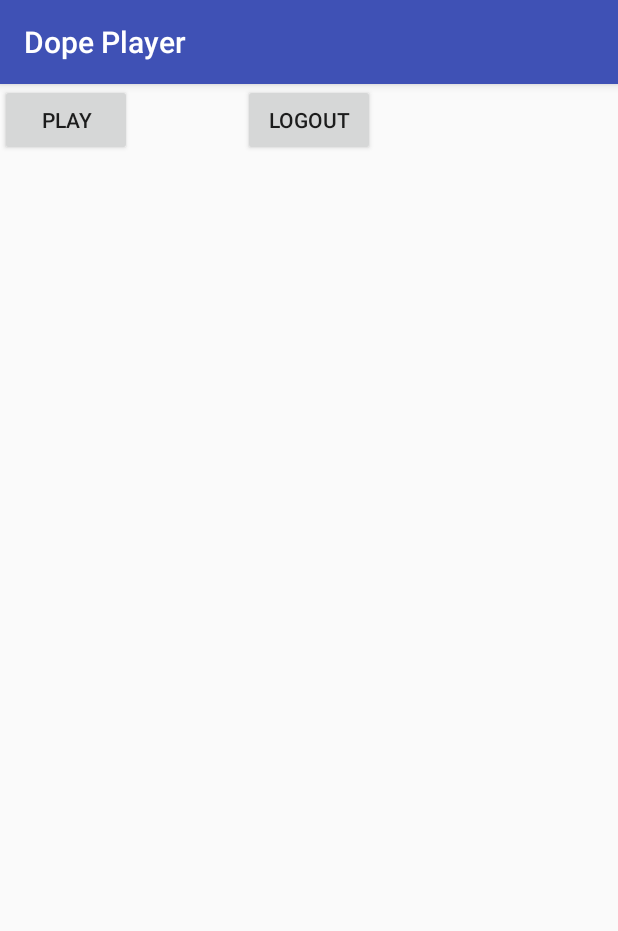
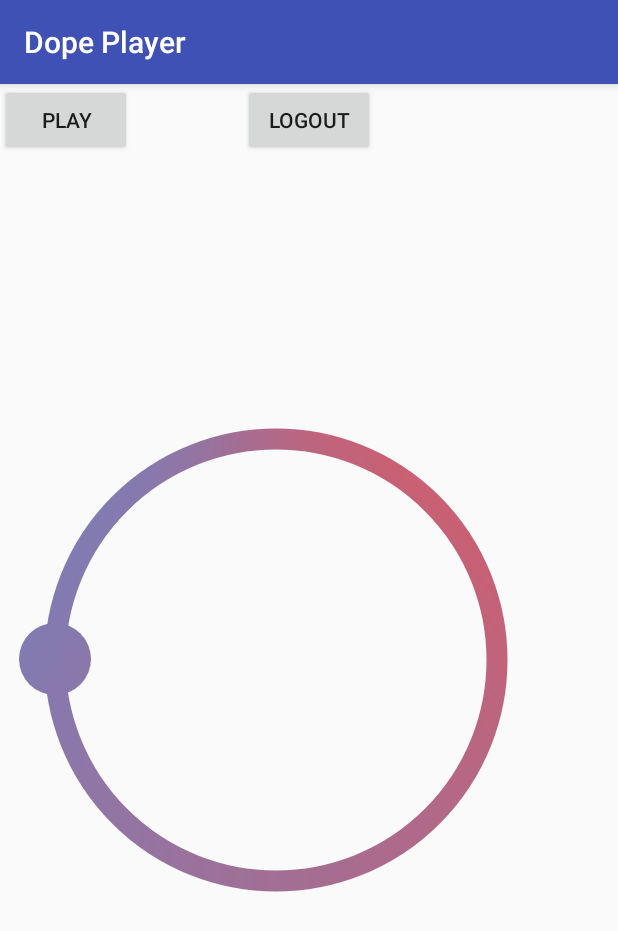
Before and after one commit to jsoftwareengineering/Dope-Player, an Android app: the SpotifyConnect screen opened directly, with no data from a screen before it, on a phone screen of 412 x 824 dp. Shown: the top 931 px of the screen. Run offline under Robolectric (Android 15) with nearby library versions, the phone set to English and light mode, and no system bars; libraries missing offline, so code that uses them is left out: com.spotify.sdk; 4 statements that could not run were skipped.

Commit message:
set up record slider code from angrybytes circularslider

```diff
--- /dev/null
+++ b/app/src/main/java/com/example/jamesb/dopeplayer/RecordSlider.java
@@ -0,0 +1,307 @@
+package com.example.jamesb.dopeplayer;
+/**
+ * Created by jamesb on 5/5/17.
+ */
+
+import android.content.Context;
+import android.content.res.TypedArray;
+import android.graphics.Canvas;
+import android.graphics.Color;
+import android.graphics.Paint;
+import android.graphics.SweepGradient;
+import android.graphics.drawable.Drawable;
+import android.os.Build;
+import android.util.AttributeSet;
+import android.view.MotionEvent;
+import android.view.View;
+
+import java.util.Arrays;
+
+public class RecordSlider extends View {
+
+    /**
+     * Listener interface used to detect when slider moves around.
+     */
+    @SuppressWarnings("WeakerAccess")
+    public interface OnSliderMovedListener {
+
+        /**
+         * This method is invoked when slider moves, providing position of the slider thumb.
+         *
+         * @param pos Value between 0 and 1 representing the current angle.<br>
+         *            {@code pos = (Angle - StartingAngle) / (2 * Pi)}
+         */
+        void onSliderMoved(double pos);
+    }
+
+    private int mThumbX;
+    private int mThumbY;
+
+    private int mCircleCenterX;
+    private int mCircleCenterY;
+    private int mCircleRadius;
+
+    private Drawable mThumbImage;
+    private int mPadding;
+    private int mThumbSize;
+    private int mThumbColor;
+    private int mBorderColor;
+    private int[] mBorderGradientColors;
+    private int mBorderThickness;
+    private double mStartAngle;
+    private double mAngle = mStartAngle;
+    private boolean mIsThumbSelected = false;
+
+    private Paint mPaint = new Paint();
+    private SweepGradient mGradientShader;
+    private OnSliderMovedListener mListener;
+
+    public RecordSlider(Context context) {
+        this(context, null);
+    }
+
+    public RecordSlider(Context context, AttributeSet attrs) {
+        this(context, attrs, 0);
+    }
+
+    public RecordSlider(Context context, AttributeSet attrs, int defStyleAttr) {
+        super(context, attrs, defStyleAttr);
+        init(context, attrs, defStyleAttr);
+    }
+
+
+    public RecordSlider(Context context, AttributeSet attrs, int defStyleAttr, int defStyleRes) {
+        super(context, attrs, defStyleAttr, defStyleRes);
+        init(context, attrs, defStyleAttr);
+    }
+
+    // common initializer method
+    private void init(Context context, AttributeSet attrs, int defStyleAttr) {
+        TypedArray a = context.obtainStyledAttributes(attrs, R.styleable.RecordSlider, defStyleAttr, 0);
+
+        // read all available attributes
+        float startAngle = a.getFloat(R.styleable.RecordSlider_start_angle, (float) Math.PI / 2);
+        float angle = a.getFloat(R.styleable.RecordSlider_angle, (float) Math.PI / 2);
+        int thumbSize = a.getDimensionPixelSize(R.styleable.RecordSlider_thumb_size, 50);
+        int thumbColor = a.getColor(R.styleable.RecordSlider_thumb_color, Color.GRAY);
+        int borderThickness = a.getDimensionPixelSize(R.styleable.RecordSlider_border_thickness, 20);
+        int borderColor = a.getColor(R.styleable.RecordSlider_border_color, Color.RED);
+        String borderGradientColors = a.getString(R.styleable.RecordSlider_border_gradient_colors);
+        Drawable thumbImage = a.getDrawable(R.styleable.RecordSlider_thumb_image);
+
+        // save those to fields (really, do we need setters here..?)
+        setStartAngle(startAngle);
+        setAngle(angle);
+        setBorderThickness(borderThickness);
+        setBorderColor(borderColor);
+        if (borderGradientColors != null) {
+            setBorderGradientColors(borderGradientColors.split(";"));
+        }
+        setThumbSize(thumbSize);
+        setThumbImage(thumbImage);
+        setThumbColor(thumbColor);
+
+        // assign padding - check for version because of RTL layout compatibility
+        int padding;
+        if (Build.VERSION.SDK_INT >= Build.VERSION_CODES.JELLY_BEAN_MR1) {
+            int all = getPaddingLeft() + getPaddingRight() + getPaddingBottom() + getPaddingTop() + getPaddingEnd() + getPaddingStart();
+            padding = all / 6;
+        } else {
+            padding = (getPaddingLeft() + getPaddingRight() + getPaddingBottom() + getPaddingTop()) / 4;
+        }
+        setPadding(padding);
+
+        a.recycle();
+    }
+
+    /* ***** Setters ***** */
+    public void setStartAngle(double startAngle) {
+        mStartAngle = startAngle;
+    }
+
+    public void setAngle(double angle) {
+        mAngle = angle;
+    }
+
+    public void setThumbSize(int thumbSize) {
+        mThumbSize = thumbSize;
+    }
+
+    public void setBorderThickness(int circleBorderThickness) {
+        mBorderThickness = circleBorderThickness;
+    }
+
+    public void setBorderColor(int color) {
+        mBorderColor = color;
+    }
+
+    public void setBorderGradientColors(String[] colors) {
+        mBorderGradientColors = new int[colors.length];
+        for (int i = 0; i < colors.length; i++) {
+            mBorderGradientColors[i] = Color.parseColor(colors[i]);
+        }
+    }
+
+    @SuppressWarnings("unused")
+    public void setBorderGradientColors(int[] colors) {
+        if (colors == null) {
+            mBorderGradientColors = null;
+            mGradientShader = null;
+        } else {
+            mBorderGradientColors = Arrays.copyOf(colors, colors.length);
+            mGradientShader = new SweepGradient(mCircleRadius, mCircleRadius, mBorderGradientColors, null);
+        }
+    }
+
+    public void setThumbImage(Drawable drawable) {
+        mThumbImage = drawable;
+    }
+
+    public void setThumbColor(int color) {
+        mThumbColor = color;
+    }
+
+    public void setPadding(int padding) {
+        mPadding = padding;
+    }
+
+    @Override
+    protected void onSizeChanged(int w, int h, int oldW, int oldH) {
+        // use smaller dimension for calculations (depends on parent size)
+        int smallerDim = w > h ? h : w;
+
+        // find circle's rectangle points
+        int largestCenteredSquareLeft = (w - smallerDim) / 2;
+        int largestCenteredSquareTop = (h - smallerDim) / 2;
+        int largestCenteredSquareRight = largestCenteredSquareLeft + smallerDim;
+        int largestCenteredSquareBottom = largestCenteredSquareTop + smallerDim;
+
+        // save circle coordinates and radius in fields
+        mCircleCenterX = largestCenteredSquareRight / 2 + (w - largestCenteredSquareRight) / 2;
+        mCircleCenterY = largestCenteredSquareBottom / 2 + (h - largestCenteredSquareBottom) / 2;
+        mCircleRadius = smallerDim / 2 - mBorderThickness / 2 - mPadding;
+
+        if (mBorderGradientColors != null) {
+            mGradientShader = new SweepGradient(mCircleRadius, mCircleRadius, mBorderGradientColors, null);
+        }
+
+        // works well for now, should we call something else here?
+        super.onSizeChanged(w, h, oldW, oldH);
+    }
+
+    @Override
+    protected void onDraw(Canvas canvas) {
+        super.onDraw(canvas);
+
+        // outer circle (ring)
+        mPaint.setColor(mBorderColor);
+        mPaint.setStyle(Paint.Style.STROKE);
+        mPaint.setStrokeWidth(mBorderThickness);
+        mPaint.setAntiAlias(true);
+        if (mGradientShader != null) {
+            mPaint.setShader(mGradientShader);
+        }
+        canvas.drawCircle(mCircleCenterX, mCircleCenterY, mCircleRadius, mPaint);
+
+        // find thumb position
+        mThumbX = (int) (mCircleCenterX + mCircleRadius * Math.cos(mAngle));
+        mThumbY = (int) (mCircleCenterY - mCircleRadius * Math.sin(mAngle));
+
+        if (mThumbImage != null) {
+            // draw png
+            mThumbImage.setBounds(mThumbX - mThumbSize / 2, mThumbY - mThumbSize / 2, mThumbX + mThumbSize / 2, mThumbY + mThumbSize / 2);
+            mThumbImage.draw(canvas);
+        } else {
+            // draw colored circle
+            mPaint.setColor(mThumbColor);
+            mPaint.setStyle(Paint.Style.FILL);
+            canvas.drawCircle(mThumbX, mThumbY, mThumbSize, mPaint);
+        }
+    }
+
+    /**
+     * Invoked when slider starts moving or is currently moving. This method calculates and sets position and angle of the thumb.
+     *
+     * @param touchX Where is the touch identifier now on X axis
+     * @param touchY Where is the touch identifier now on Y axis
+     */
+    private void updateSliderState(int touchX, int touchY) {
+        int distanceX = touchX - mCircleCenterX;
+        int distanceY = mCircleCenterY - touchY;
+        //noinspection SuspiciousNameCombination
+        double c = Math.sqrt(Math.pow(distanceX, 2) + Math.pow(distanceY, 2));
+        mAngle = Math.acos(distanceX / c);
+        if (distanceY < 0) {
+            mAngle = -mAngle;
+        }
+
+        if (mListener != null) {
+            // notify slider moved listener of the new position which should be in [0..1] range
+            mListener.onSliderMoved((mAngle - mStartAngle) / (2 * Math.PI));
+        }
+    }
+
+    /**
+     * Position setter. This method should be used to manually position the slider thumb.<br>
+     * Note that counterclockwise {@link #mStartAngle} is used to determine the initial thumb position.
+     *
+     * @param pos Value between 0 and 1 used to calculate the angle. {@code Angle = StartingAngle + pos * 2 * Pi}<br>
+     *            Note that angle will not be updated if the position parameter is not in the valid range [0..1]
+     */
+    @SuppressWarnings("unused")
+    public void setPosition(double pos) {
+        if (pos >= 0 && pos <= 1) {
+            mAngle = mStartAngle + pos * 2 * Math.PI;
+        }
+    }
+
+    /**
+     * Saves a new slider moved listener. Set {@link RecordSlider.OnSliderMovedListener} to {@code null} to remove it.
+     *
+     * @param listener Instance of the slider moved listener, or null when removing it
+     */
+    @SuppressWarnings("unused")
+    public void setOnSliderMovedListener(OnSliderMovedListener listener) {
+        mListener = listener;
+    }
+
+    @Override
+    @SuppressWarnings("NullableProblems")
+    public boolean onTouchEvent(MotionEvent ev) {
+        switch (ev.getAction()) {
+            case MotionEvent.ACTION_DOWN: {
+                // start moving the thumb (this is the first touch)
+                int x = (int) ev.getX();
+                int y = (int) ev.getY();
+                if (x < mThumbX + mThumbSize && x > mThumbX - mThumbSize && y < mThumbY + mThumbSize && y > mThumbY - mThumbSize) {
+                    getParent().requestDisallowInterceptTouchEvent(true);
+                    mIsThumbSelected = true;
+                    updateSliderState(x, y);
+                }
+                break;
+            }
+
+            case MotionEvent.ACTION_MOVE: {
+                // still moving the thumb (this is not the first touch)
+                if (mIsThumbSelected) {
+                    int x = (int) ev.getX();
+                    int y = (int) ev.getY();
+                    updateSliderState(x, y);
+                }
+                break;
+            }
+
+            case MotionEvent.ACTION_UP: {
+                // finished moving (this is the last touch)
+                getParent().requestDisallowInterceptTouchEvent(false);
+                mIsThumbSelected = false;
+                break;
+            }
+        }
+
+        // redraw the whole component
+        invalidate();
+        return true;
+    }
+
+}
--- a/app/src/main/java/com/example/jamesb/dopeplayer/SpotifyConnect.java
+++ b/app/src/main/java/com/example/jamesb/dopeplayer/SpotifyConnect.java
@@ -20,8 +20,6 @@ import com.spotify.sdk.android.player.PlayerEvent;
 import com.spotify.sdk.android.player.Spotify;
 import com.spotify.sdk.android.player.SpotifyPlayer;
 
-
-
 public class SpotifyConnect extends AppCompatActivity implements
         SpotifyPlayer.NotificationCallback, ConnectionStateCallback
 {
@@ -30,6 +28,7 @@ public class SpotifyConnect extends AppCompatActivity implements
     private Button playTestButton;
     private Button logoutTestButton;
     private Player mPlayer;
+    private RecordSlider slider;
 
     @Override
     protected void onCreate(Bundle savedInstanceState) {
@@ -59,6 +58,25 @@ public class SpotifyConnect extends AppCompatActivity implements
             @Override
             public void onClick(View v) {
 
+            }
+        });
+
+        slider = (RecordSlider) findViewById(R.id.slider);
+        slider.setOnSliderMovedListener(new RecordSlider.OnSliderMovedListener() {
+            @Override
+            public void onSliderMoved(double pos) {
+                Log.d("test", "slider position: " + pos);
+                mPlayer.seekToPosition(new Player.OperationCallback() {
+                    @Override
+                    public void onSuccess() {
+
+                    }
+
+                    @Override
+                    public void onError(Error error) {
+
+                    }
+                }, 400);
             }
         });
     }
--- a/app/src/main/res/layout/activity_spotify_connect.xml
+++ b/app/src/main/res/layout/activity_spotify_connect.xml
@@ -1,6 +1,7 @@
 <?xml version="1.0" encoding="utf-8"?>
 <android.support.constraint.ConstraintLayout xmlns:android="http://schemas.android.com/apk/res/android"
     xmlns:app="http://schemas.android.com/apk/res-auto"
+    xmlns:circular="http://schemas.android.com/apk/res-auto"
     xmlns:tools="http://schemas.android.com/tools"
     android:layout_width="match_parent"
     android:layout_height="match_parent"
@@ -24,4 +25,18 @@
         tools:layout_editor_absoluteY="16dp"
         app:layout_constraintRight_toRightOf="parent"
         app:layout_constraintLeft_toLeftOf="parent" />
+
+    <com.example.jamesb.dopeplayer.RecordSlider
+        android:id="@+id/slider"
+        android:layout_width="368dp"
+        android:layout_height="0dp"
+        android:padding="30dp"
+        circular:angle="3.14"
+        circular:border_color="#505090"
+        circular:border_gradient_colors="#f05151;#4a90e2;#4a90e2"
+        circular:border_thickness="14dp"
+        circular:thumb_color="#30AEFF"
+        circular:thumb_size="24dp"
+        tools:layout_editor_absoluteX="8dp"
+        tools:layout_editor_absoluteY="8dp" />
 </android.support.constraint.ConstraintLayout>
```
Also changed, not shown: app/src/main/res/values/attrs.xml (added, +15 -0 lines).
